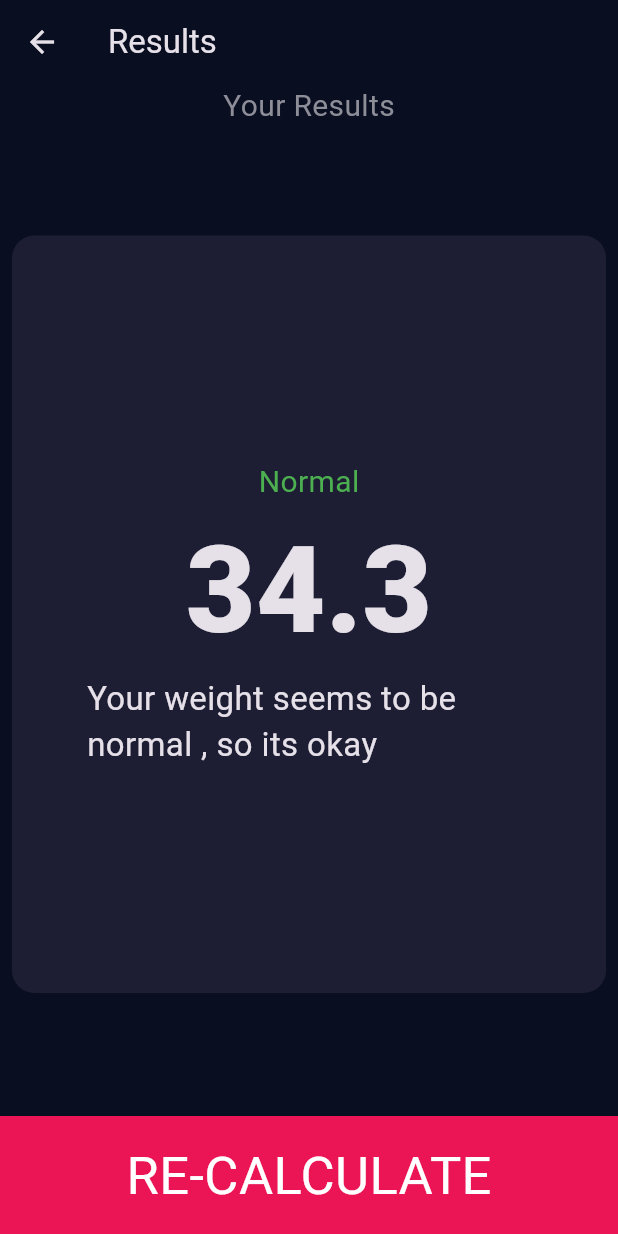
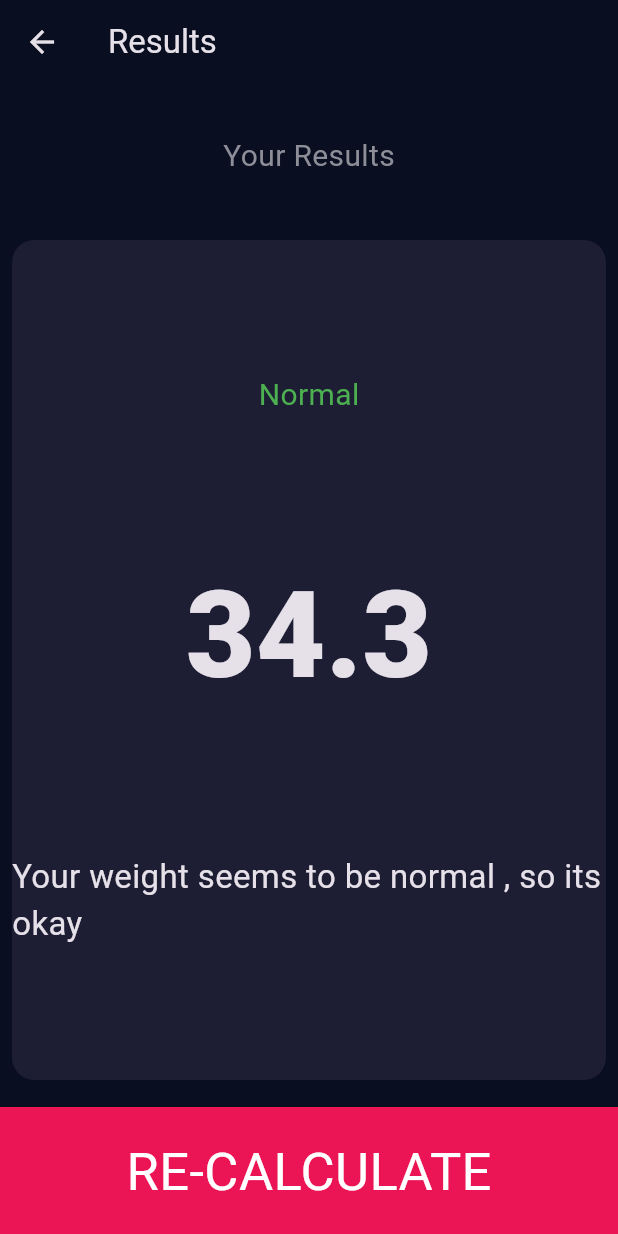
Before and after one commit to Joshua-100/bmi_calculator, a Flutter app: the ResultsPage screen opened directly, on a phone screen of 412 x 824 dp. Run offline on Flutter 3.47's test engine with Material 3 defaults, Android fonts, the phone set to English and light mode, and no system bars; our stand-ins replace font_awesome_flutter; missing offline and left inert: dart:ffi.

Commit message:
Remove Padding , inserted Expanded , cool

```diff
--- a/lib/pages/results_page.dart
+++ b/lib/pages/results_page.dart
@@ -17,17 +17,21 @@ class ResultsPage extends StatelessWidget {
         body: Column(
           mainAxisAlignment: MainAxisAlignment.spaceBetween,
           children: [
-            Center(
-              child: Text(
-                "Your Results",
-                style: kLabelTextStyle,
+            Expanded(
+              child: Center(
+                child: Text(
+                  "Your Results",
+                  style: kLabelTextStyle,
+                ),
               ),
             ),
-            ReusableCard(
-              cardChild: Padding(
-                padding:
-                    const EdgeInsets.symmetric(vertical: 150, horizontal: 50),
-                child: Column(
+            Expanded(
+              flex: 6,
+              child: ReusableCard(
+                cardChild: Column(
+                  mainAxisAlignment: MainAxisAlignment.spaceEvenly,
+                  crossAxisAlignment: CrossAxisAlignment.center,
+
                   children: [
                     Text(
                       "Normal",
@@ -37,14 +41,20 @@ class ResultsPage extends StatelessWidget {
                       "34.3",
                       style: kNumberTextStyle,
                     ),
-                    Text("Your weight seems to be normal , so its okay", style: TextStyle(fontSize: 22),)
+                    Text(
+                      "Your weight seems to be normal , so its okay",
+                      style: TextStyle(fontSize: 22),
+                    )
                   ],
                 ),
+                color: kActiveCardColor,
               ),
-              color: kActiveCardColor,
             ),
-            MyButton(
-                text: "RE-CALCULATE", onPressed: () => Navigator.pop(context))
+            Expanded(
+              child: MyButton(
+                  text: "RE-CALCULATE",
+                  onPressed: () => Navigator.pop(context)),
+            )
           ],
         ));
   }
```
